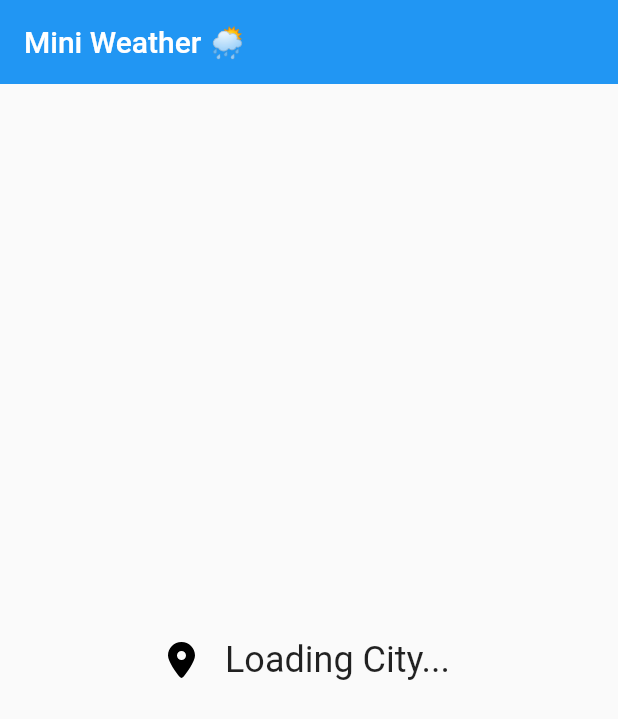
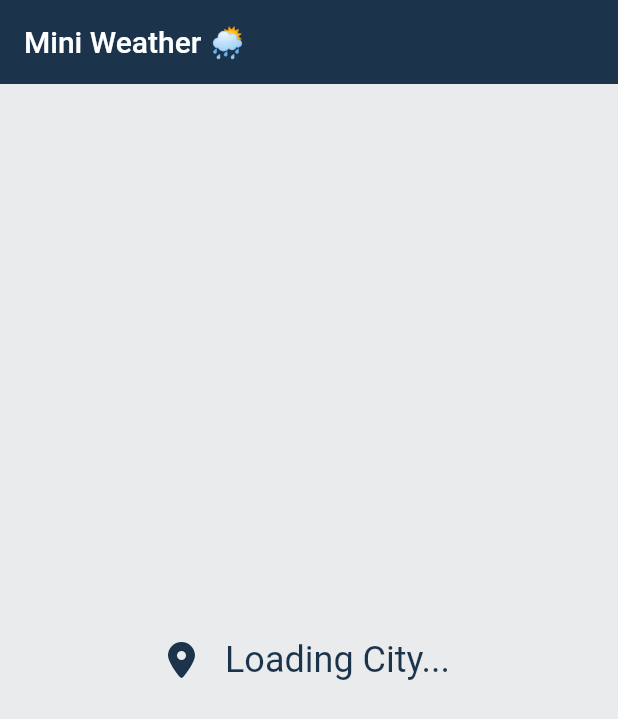
Before and after one commit to iamashishnagar/Mini-Weather, a Flutter app: the screen it shows after launch, on a phone screen of 412 x 824 dp. Shown: the top 719 px of the screen. Run offline on Flutter 3.47's test engine with Material 2 defaults, Android fonts, the phone set to English and light mode, and no system bars; our stand-ins replace flutter_svg, geocoding, geolocator, lottie.

Commit message:
Updated app theme

```diff
--- /dev/null
+++ b/lib/constants.dart
@@ -0,0 +1,27 @@
+import 'package:flutter/material.dart';
+
+class Constants {
+  // Replace with your OpenWeatherMap API key
+  static const String apiKey = 'f527c7539329312237a3e58b621be5f5';
+
+  // Asset path for location icon
+  static const String locationIcon = 'assets/icons/location.svg';
+
+  // Asset paths for app theme color
+  static const Color primaryColor = Color.fromARGB(255, 27, 52, 75);
+
+  // Asset paths for weather animations
+  static const String sunnyAnimation = 'assets/sunny.json';
+  static const String clear_sky_nightAnimation = 'assets/clear_sky_night.json';
+  static const String cloudAnimation = 'assets/cloud.json';
+  static const String cloud_nightAnimation = 'assets/cloud_night.json';
+  static const String few_cloudsAnimation = 'assets/few_clouds.json';
+  static const String rainAnimation = 'assets/rain.json';
+  static const String rain2Animation = 'assets/rain2.json';
+  static const String thunderstormAnimation = 'assets/thunderstorm.json';
+  static const String snowAnimation = 'assets/snow.json';
+  static const String snow_nightAnimation = 'assets/snow_night.json';
+  static const String shower_rainAnimation = 'assets/shower_rain.json';
+  static const String mistAnimation = 'assets/mist.json';
+  static const String mist_nightAnimation = 'assets/mist_night.json';
+}
--- a/lib/main.dart
+++ b/lib/main.dart
@@ -1,13 +1,11 @@
 import 'package:flutter/material.dart';
-import 'weather_page.dart';
+import 'package:mini_weather/weather_page.dart';
 
 void main() {
   runApp(const MyApp());
 }
 
 class MyApp extends StatelessWidget {
-  final String apiKey = 'f527c7539329312237a3e58b621be5f5';
-
   const MyApp({super.key});
 
   @override
@@ -17,8 +15,9 @@ class MyApp extends StatelessWidget {
       debugShowCheckedModeBanner: false,
       theme: ThemeData(
         primarySwatch: Colors.blue,
+        scaffoldBackgroundColor: Color.fromARGB(255, 233, 235, 236),
       ),
-      home: WeatherPage(apiKey: apiKey),
+      home: WeatherPage(),
     );
   }
 }
--- a/lib/weather_page.dart
+++ b/lib/weather_page.dart
@@ -6,14 +6,12 @@ import 'package:geocoding/geocoding.dart';
 import 'package:lottie/lottie.dart';
 import 'package:mini_weather/weather.dart';
 import 'package:mini_weather/weather_service.dart';
+import 'package:mini_weather/constants.dart';
 
 class WeatherPage extends StatefulWidget {
-  final String apiKey;
-
-  const WeatherPage({super.key, required this.apiKey});
+  const WeatherPage({super.key});
 
   @override
-  // ignore: library_private_types_in_public_api
   _WeatherPageState createState() => _WeatherPageState();
 }
 
@@ -25,7 +23,7 @@ class _WeatherPageState extends State<WeatherPage> {
   @override
   void initState() {
     super.initState();
-    _weatherService = WeatherService(apiKey: widget.apiKey);
+    _weatherService = WeatherService(apiKey: Constants.apiKey);
     _getCurrentCity();
   }
 
@@ -83,6 +81,7 @@ class _WeatherPageState extends State<WeatherPage> {
       appBar: AppBar(
         title: const Text('Mini Weather 🌦️'),
         elevation: 0.0,
+        backgroundColor: Constants.primaryColor,
       ),
       body: Align(
         alignment: Alignment.topCenter,
@@ -97,39 +96,44 @@ class _WeatherPageState extends State<WeatherPage> {
                   mainAxisAlignment: MainAxisAlignment.center,
                   children: <Widget>[
                     SvgPicture.asset(
-                      'assets/icons/location.svg',
+                      Constants.locationIcon,
                       height: 24,
+                      color: Constants.primaryColor,
                     ),
                     const SizedBox(width: 20),
                     Text(
                       _currentCity ?? 'Loading City...',
-                      style: const TextStyle(fontSize: 24),
+                      style: const TextStyle(
+                          fontSize: 24, color: Constants.primaryColor),
                     ),
                   ],
                 ),
                 if (_weather != null) ...[
                   Lottie.asset(
                     _getWeatherAnimation(_weather!.mainCondition),
-                    width: 250,
-                    height: 250,
+                    width: 300,
+                    height: 300,
                     fit: BoxFit.fill,
+                  ),
+                  Text(
+                    _weather!.mainCondition,
+                    style: const TextStyle(
+                        fontSize: 20, color: Constants.primaryColor),
                   ),
                   Column(
                     children: <Widget>[
                       Text(
                         '${kelvinToCelsius(_weather!.temperature).toStringAsFixed(1)} °C',
-                        style: const TextStyle(fontSize: 36),
+                        style: const TextStyle(
+                            fontSize: 30, color: Constants.primaryColor),
                       ),
                       SizedBox(height: 20),
                       Text(
                         '${(_weather!.temperature * 9 / 5 - 459.67).toStringAsFixed(1)} °F',
-                        style: const TextStyle(fontSize: 36),
+                        style: const TextStyle(
+                            fontSize: 30, color: Constants.primaryColor),
                       ),
                     ],
-                  ),
-                  Text(
-                    _weather!.mainCondition,
-                    style: const TextStyle(fontSize: 24),
                   ),
                   SizedBox(
                     height: 20,
@@ -146,15 +150,21 @@ class _WeatherPageState extends State<WeatherPage> {
   String _getWeatherAnimation(String mainCondition) {
     switch (mainCondition.toLowerCase()) {
       case 'clouds':
-        return 'assets/cloud.json';
+        return Constants.cloudAnimation;
       case 'rain':
+        return Constants.rainAnimation;
       case 'drizzle':
+        return Constants.rain2Animation;
       case 'showers':
-        return 'assets/rain.json';
+        return Constants.shower_rainAnimation;
       case 'thunderstorm':
-        return 'assets/thunderstorm.json';
+        return Constants.thunderstormAnimation;
+      case 'snow':
+        return Constants.snowAnimation;
+      case 'mist':
+        return Constants.mistAnimation;
       default:
-        return 'assets/sunny.json'; // Default animation
+        return Constants.sunnyAnimation; // Default animation
     }
   }
 
--- a/lib/weather_service.dart
+++ b/lib/weather_service.dart
@@ -1,6 +1,5 @@
 import 'package:http/http.dart' as http;
 import 'dart:convert';
-
 import 'package:mini_weather/weather.dart';
 
 class WeatherService {
```
